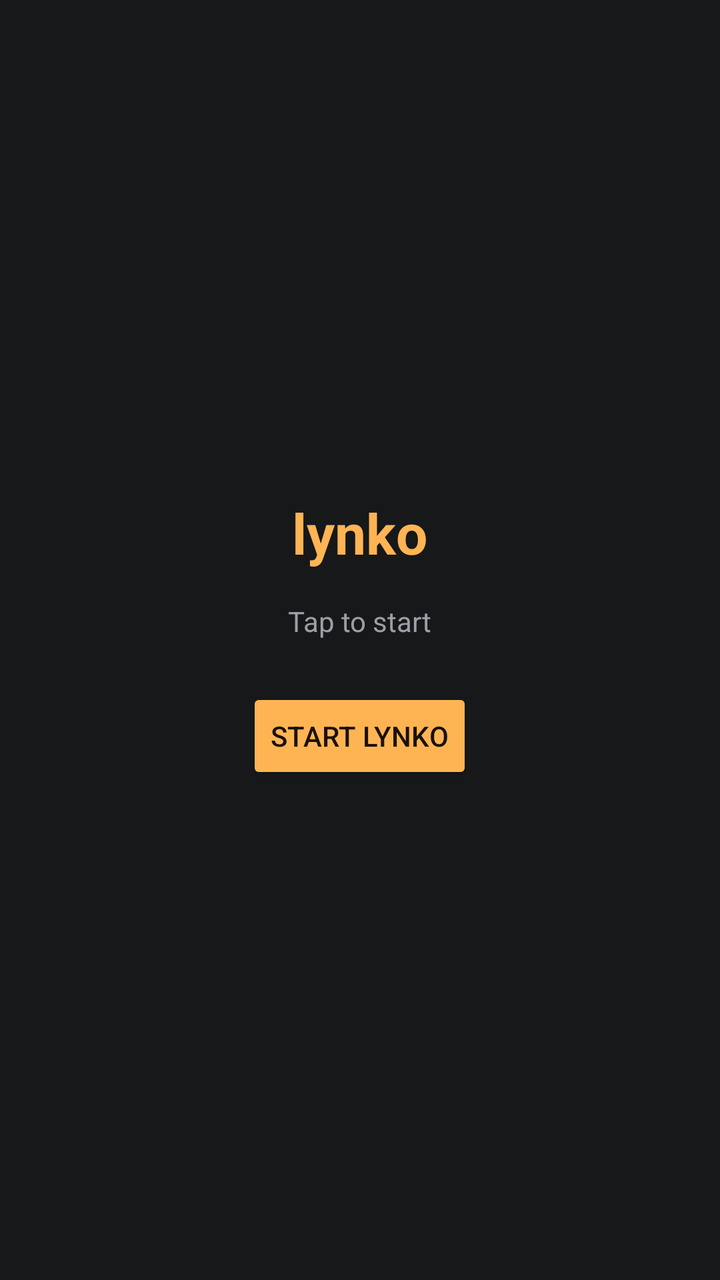
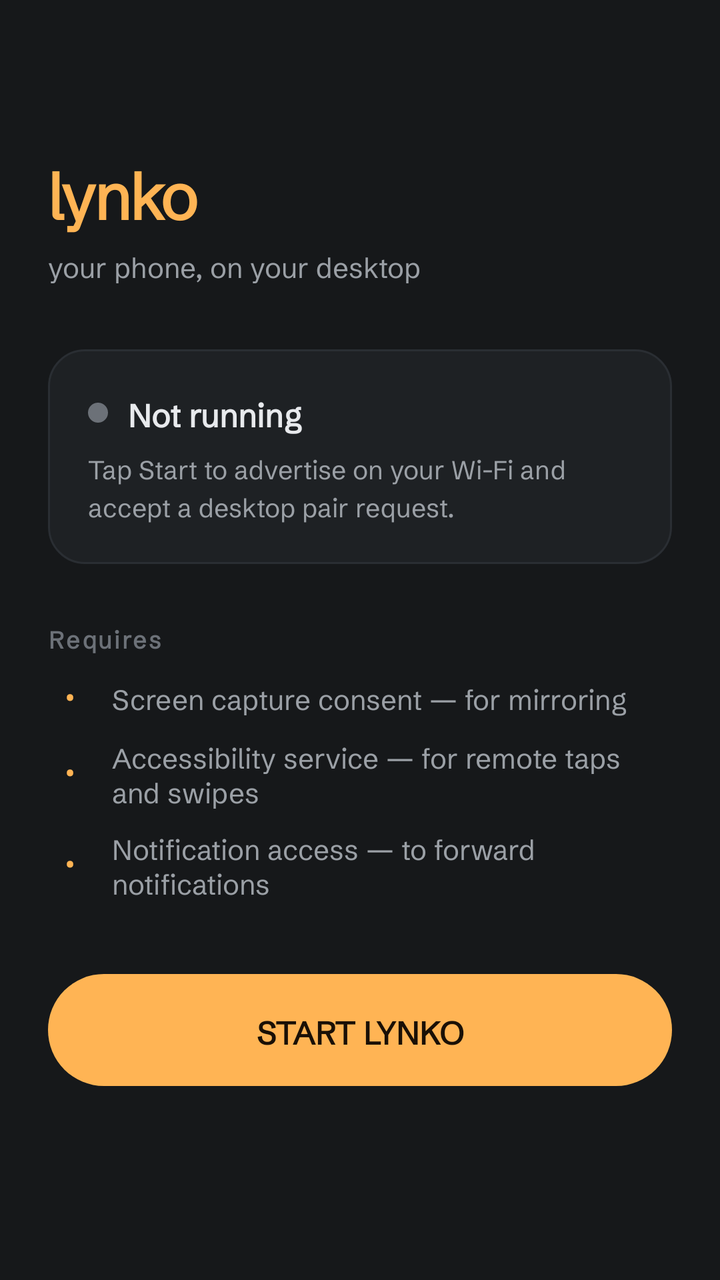

Before-and-after screenshots of an Android layout around one commit, followed by the original layout XML and the change that was made.
<!-- AndroidManifest.xml: application theme Theme.Lynko -->
<!-- res/layout/activity_main.xml -->
<?xml version="1.0" encoding="utf-8"?>
<LinearLayout xmlns:android="http://schemas.android.com/apk/res/android"
    android:layout_width="match_parent"
    android:layout_height="match_parent"
    android:orientation="vertical"
    android:background="#16181a"
    android:padding="32dp"
    android:gravity="center">

    <TextView
        android:layout_width="wrap_content"
        android:layout_height="wrap_content"
        android:text="lynko"
        android:textColor="#FFB454"
        android:textSize="28sp"
        android:textStyle="bold"
        android:layout_marginBottom="16dp" />

    <TextView
        android:id="@+id/statusText"
        android:layout_width="wrap_content"
        android:layout_height="wrap_content"
        android:text="Tap to start"
        android:textColor="#9BA0A6"
        android:textSize="14sp"
        android:layout_marginBottom="24dp" />

    <Button
        android:id="@+id/startBtn"
        android:layout_width="wrap_content"
        android:layout_height="wrap_content"
        android:text="Start Lynko"
        android:textColor="#1A1006"
        android:backgroundTint="#FFB454" />

</LinearLayout>
<!-- resources referenced by this layout -->
<resources>
  <style name="Theme.Lynko" parent="Theme.Material3.DayNight.NoActionBar">
          <item name="android:statusBarColor">#16181a</item>
          <item name="android:navigationBarColor">#16181a</item>
          <item name="android:windowBackground">#16181a</item>
      </style>
</resources>

<!-- the commit's change to res/layout/activity_main.xml (unified diff, before → after) -->
@@ -1,36 +1,203 @@
 <?xml version="1.0" encoding="utf-8"?>
-<LinearLayout xmlns:android="http://schemas.android.com/apk/res/android"
+<ScrollView xmlns:android="http://schemas.android.com/apk/res/android"
     android:layout_width="match_parent"
     android:layout_height="match_parent"
-    android:orientation="vertical"
-    android:background="#16181a"
-    android:padding="32dp"
-    android:gravity="center">
-
-    <TextView
-        android:layout_width="wrap_content"
+    android:background="#16181A"
+    android:fillViewport="true">
+
+    <LinearLayout
+        android:layout_width="match_parent"
         android:layout_height="wrap_content"
-        android:text="lynko"
-        android:textColor="#FFB454"
-        android:textSize="28sp"
-        android:textStyle="bold"
-        android:layout_marginBottom="16dp" />
-
-    <TextView
-        android:id="@+id/statusText"
-        android:layout_width="wrap_content"
-        android:layout_height="wrap_content"
-        android:text="Tap to start"
-        android:textColor="#9BA0A6"
-        android:textSize="14sp"
-        android:layout_marginBottom="24dp" />
-
-    <Button
-        android:id="@+id/startBtn"
-        android:layout_width="wrap_content"
-        android:layout_height="wrap_content"
-        android:text="Start Lynko"
-        android:textColor="#1A1006"
-        android:backgroundTint="#FFB454" />
-
-</LinearLayout>
+        android:orientation="vertical"
+        android:padding="24dp">
+
+        
+        <TextView
+            android:id="@+id/brandText"
+            android:layout_width="wrap_content"
+            android:layout_height="wrap_content"
+            android:layout_marginTop="48dp"
+            android:text="lynko"
+            android:textColor="#FFB454"
+            android:fontFamily="@font/schibsted"
+            android:textSize="32sp"
+            android:textStyle="bold"
+            android:letterSpacing="-0.03" />
+
+        <TextView
+            android:id="@+id/tagline"
+            android:layout_width="wrap_content"
+            android:layout_height="wrap_content"
+            android:layout_marginTop="4dp"
+            android:text="your phone, on your desktop"
+            android:textColor="#9BA0A6"
+            android:fontFamily="@font/schibsted"
+            android:textSize="14sp" />
+
+        
+        <LinearLayout
+            android:id="@+id/statusCard"
+            android:layout_width="match_parent"
+            android:layout_height="wrap_content"
+            android:layout_marginTop="32dp"
+            android:orientation="vertical"
+            android:background="@drawable/status_card"
+            android:padding="20dp">
+
+            <LinearLayout
+                android:layout_width="match_parent"
+                android:layout_height="wrap_content"
+                android:orientation="horizontal"
+                android:gravity="center_vertical">
+
+                <View
+                    android:id="@+id/statusDot"
+                    android:layout_width="10dp"
+                    android:layout_height="10dp"
+                    android:background="@drawable/dot_idle" />
+
+                <TextView
+                    android:id="@+id/statusTitle"
+                    android:layout_width="wrap_content"
+                    android:layout_height="wrap_content"
+                    android:layout_marginStart="10dp"
+                    android:text="Not running"
+                    android:textColor="#E8EAED"
+                    android:fontFamily="@font/schibsted"
+                    android:textSize="16sp"
+                    android:textStyle="bold" />
+            </LinearLayout>
+
+            <TextView
+                android:id="@+id/statusSub"
+                android:layout_width="match_parent"
+                android:layout_height="wrap_content"
+                android:layout_marginTop="6dp"
+                android:text="Tap Start to advertise on your Wi-Fi and accept a desktop pair request."
+                android:textColor="#9BA0A6"
+                android:fontFamily="@font/schibsted"
+                android:textSize="13sp"
+                android:lineSpacingExtra="3dp" />
+        </LinearLayout>
+
+        
+        <TextView
+            android:layout_width="wrap_content"
+            android:layout_height="wrap_content"
+            android:layout_marginTop="28dp"
+            android:text="Requires"
+            android:textColor="#6C7178"
+            android:fontFamily="@font/schibsted"
+            android:textSize="12sp"
+            android:textStyle="bold"
+            android:letterSpacing="0.08" />
+
+        <LinearLayout
+            android:id="@+id/permScreen"
+            android:layout_width="match_parent"
+            android:layout_height="wrap_content"
+            android:layout_marginTop="10dp"
+            android:orientation="horizontal"
+            android:gravity="center_vertical">
+
+            <TextView
+                android:id="@+id/permScreenIcon"
+                android:layout_width="22dp"
+                android:layout_height="22dp"
+                android:gravity="center"
+                android:text="•"
+                android:textColor="#FFB454"
+                android:textSize="16sp" />
+
+            <TextView
+                android:id="@+id/permScreenText"
+                android:layout_width="wrap_content"
+                android:layout_height="wrap_content"
+                android:layout_marginStart="10dp"
+                android:text="Screen capture consent — for mirroring"
+                android:textColor="#9BA0A6"
+                android:fontFamily="@font/schibsted"
+                android:textSize="14sp" />
+        </LinearLayout>
+
+        <LinearLayout
+            android:layout_width="match_parent"
+            android:layout_height="wrap_content"
+            android:layout_marginTop="8dp"
+            android:orientation="horizontal"
+            android:gravity="center_vertical">
+
+            <TextView
+                android:layout_width="22dp"
+                android:layout_height="22dp"
+                android:gravity="center"
+                android:text="•"
+                android:textColor="#FFB454"
+                android:textSize="16sp" />
+
+            <TextView
+                android:layout_width="wrap_content"
+                android:layout_height="wrap_content"
+                android:layout_marginStart="10dp"
+                android:text="Accessibility service — for remote taps and swipes"
+                android:textColor="#9BA0A6"
+                android:fontFamily="@font/schibsted"
+                android:textSize="14sp" />
+        </LinearLayout>
+
+        <LinearLayout
+            android:layout_width="match_parent"
+            android:layout_height="wrap_content"
+            android:layout_marginTop="8dp"
+            android:orientation="horizontal"
+            android:gravity="center_vertical">
+
+            <TextView
+                android:layout_width="22dp"
+                android:layout_height="22dp"
+                android:gravity="center"
+                android:text="•"
+                android:textColor="#FFB454"
+                android:textSize="16sp" />
+
+            <TextView
+                android:layout_width="wrap_content"
+                android:layout_height="wrap_content"
+                android:layout_marginStart="10dp"
+                android:text="Notification access — to forward notifications"
+                android:textColor="#9BA0A6"
+                android:fontFamily="@font/schibsted"
+                android:textSize="14sp" />
+        </LinearLayout>
+
+        
+        <Button
+            android:id="@+id/startBtn"
+            android:layout_width="match_parent"
+            android:layout_height="56dp"
+            android:layout_marginTop="36dp"
+            android:text="Start Lynko"
+            android:textColor="#1A1006"
+            android:fontFamily="@font/schibsted"
+            android:textSize="16sp"
+            android:textStyle="bold"
+            android:background="@drawable/btn_amber"
+            android:stateListAnimator="@null" />
+
+        <TextView
+            android:id="@+id/pinText"
+            android:layout_width="match_parent"
+            android:layout_height="wrap_content"
+            android:layout_marginTop="16dp"
+            android:gravity="center"
+            android:text=""
+            android:textColor="#9BA0A6"
+            android:fontFamily="@font/schibsted"
+            android:textSize="13sp"
+            android:visibility="gone" />
+
+        <Space
+            android:layout_width="match_parent"
+            android:layout_height="48dp" />
+    </LinearLayout>
+</ScrollView>
<!-- resource entries referenced after the edit -->
@@ -1,5 +1,24 @@
 <!-- resources referenced by this layout -->
 <resources>
+  <!-- drawable btn_amber (drawable) -->
+  <?xml version="1.0" encoding="utf-8"?>
+  <shape xmlns:android="http://schemas.android.com/apk/res/android" android:shape="rectangle">
+      <solid android:color="#FFB454" />
+      <corners android:radius="28dp" />
+  </shape>
+  <!-- drawable dot_idle (drawable) -->
+  <?xml version="1.0" encoding="utf-8"?>
+  <shape xmlns:android="http://schemas.android.com/apk/res/android" android:shape="oval">
+      <solid android:color="#6C7178" />
+      <size android:width="10dp" android:height="10dp" />
+  </shape>
+  <!-- drawable status_card (drawable) -->
+  <?xml version="1.0" encoding="utf-8"?>
+  <shape xmlns:android="http://schemas.android.com/apk/res/android" android:shape="rectangle">
+      <solid android:color="#1E2124" />
+      <corners android:radius="18dp" />
+      <stroke android:width="1dp" android:color="#2A2E33" />
+  </shape>
   <style name="Theme.Lynko" parent="Theme.Material3.DayNight.NoActionBar">
           <item name="android:statusBarColor">#16181a</item>
           <item name="android:navigationBarColor">#16181a</item>
